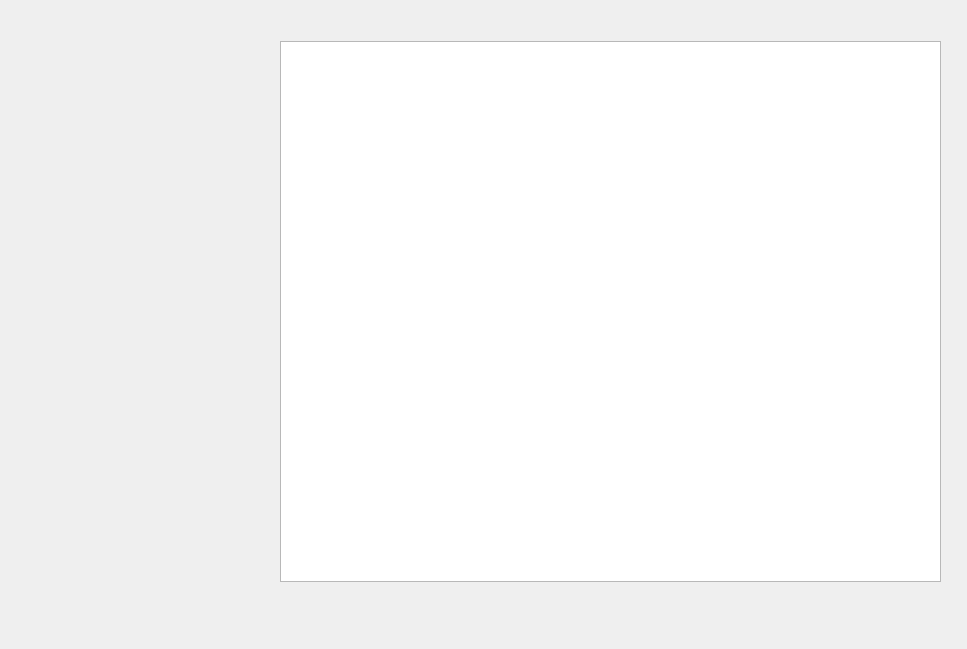
This is gui/user_interface/scheme.ui in tarados-feroces/cryptosha as Qt 5 draws it before an edit. The edited form follows.
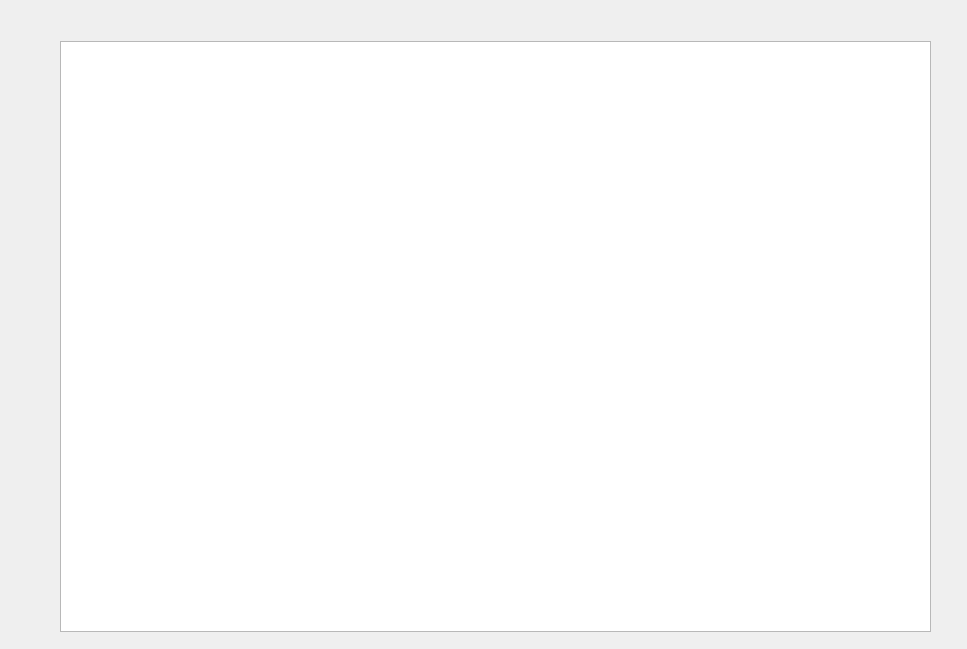
This is the edited form.

```diff
--- a/gui/user_interface/scheme.ui
+++ b/gui/user_interface/scheme.ui
@@ -16,12 +16,24 @@
   <widget class="QGraphicsView" name="graphicsView">
    <property name="geometry">
     <rect>
-     <x>280</x>
+     <x>60</x>
      <y>41</y>
-     <width>661</width>
-     <height>541</height>
+     <width>871</width>
+     <height>591</height>
     </rect>
    </property>
+   <property name="verticalScrollBarPolicy">
+    <enum>Qt::ScrollBarAsNeeded</enum>
+   </property>
+   <property name="horizontalScrollBarPolicy">
+    <enum>Qt::ScrollBarAsNeeded</enum>
+   </property>
+   <property name="sizeAdjustPolicy">
+    <enum>QAbstractScrollArea::AdjustToContentsOnFirstShow</enum>
+   </property>
+   <property name="renderHints">
+    <set>QPainter::HighQualityAntialiasing|QPainter::TextAntialiasing</set>
+   </property>
   </widget>
  </widget>
  <resources/>
```
